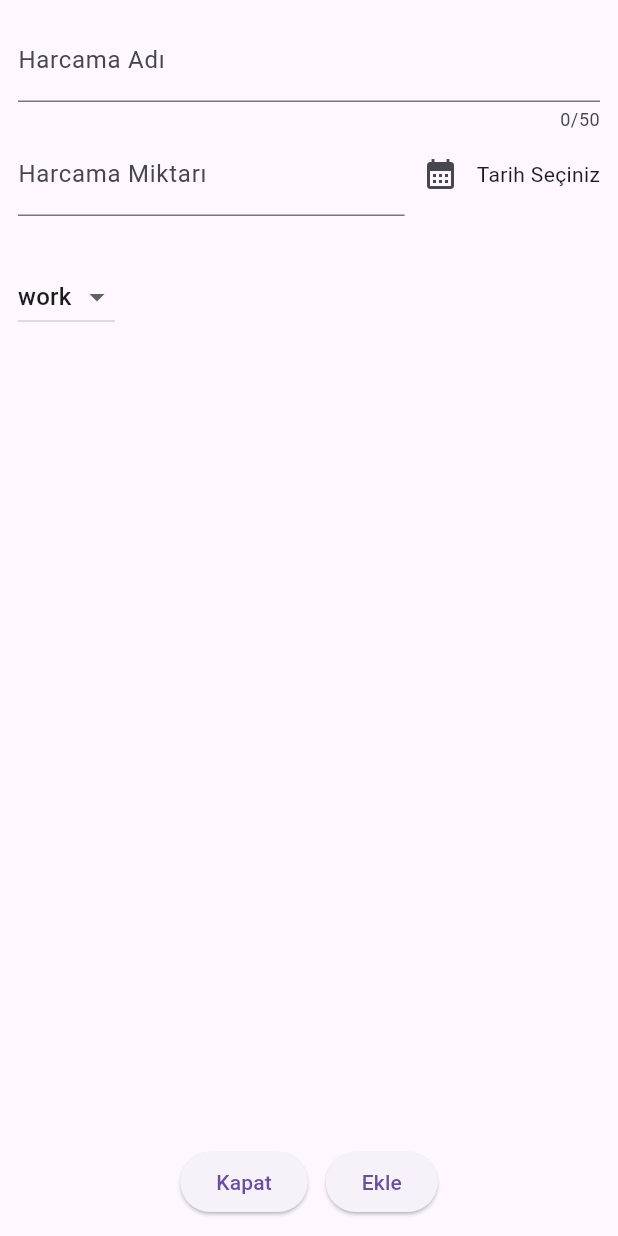
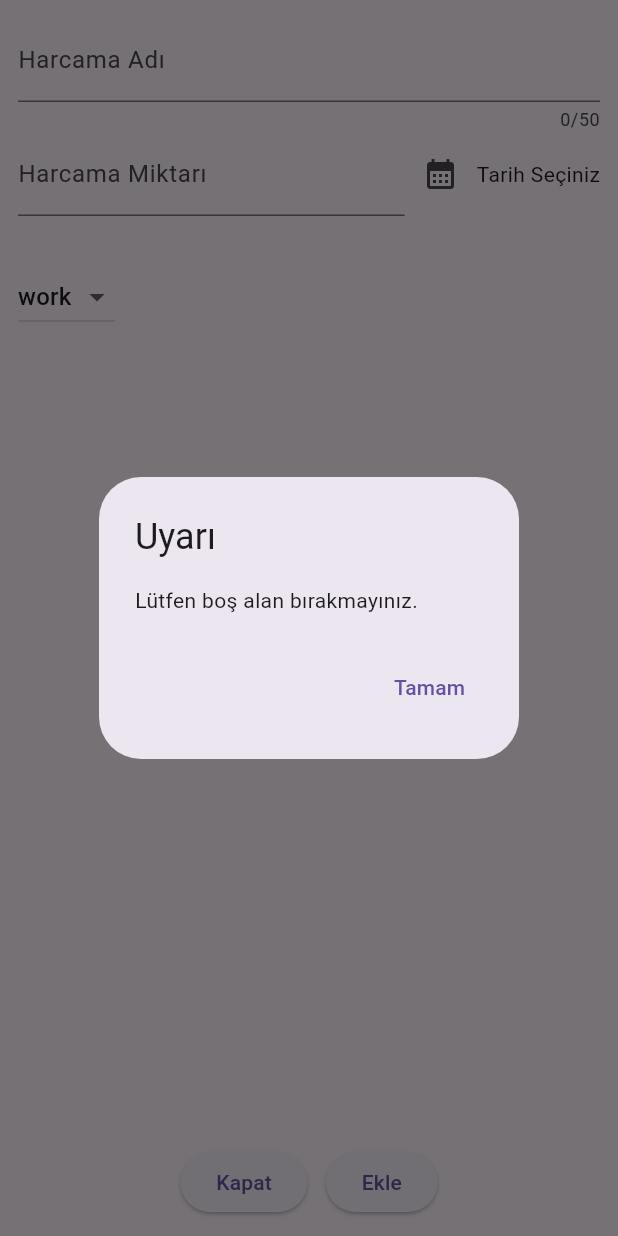
Before and after one commit to beyzakoser/flutter-workshops, a Flutter app: the NewExpense widget shown alone on an empty page, opened directly, after a tap on "Ekle", on a phone screen of 412 x 824 dp. Run offline on Flutter 3.47's test engine with Material 2 defaults, Android fonts, the phone set to English and light mode, and no system bars.

Commit message:
first commit
ekle butonuna basıldığında listeye eklendi,alanlar boşaltıldı, price alanına sayı dışı veri girişi kontrolü yapıldı

```diff
--- a/workshop8/expenseapp/lib/main.dart
+++ b/workshop8/expenseapp/lib/main.dart
@@ -5,5 +5,6 @@ import 'package:flutter/material.dart';
 //Expense ekleme dialog'unda kaydet butonunun form valid olduğu durumda veriler arasına yeni veriyi ekleme işlemini handle ediniz.
 
 void main() {
-  runApp(MaterialApp(theme: ThemeData(useMaterial3: true), home: MainPage()));
+  runApp(MaterialApp(
+      theme: ThemeData(useMaterial3: true), home: const MainPage()));
 }
--- a/workshop8/expenseapp/lib/widgets/new_expense.dart
+++ b/workshop8/expenseapp/lib/widgets/new_expense.dart
@@ -1,6 +1,6 @@
 import 'package:expenseapp/models/expense.dart';
-import 'package:expenseapp/pages/main_page.dart';
 import 'package:flutter/material.dart';
+import 'package:flutter/services.dart';
 import 'package:intl/intl.dart';
 
 class NewExpense extends StatefulWidget {
@@ -21,16 +21,6 @@ class _NewExpenseState extends State<NewExpense> {
     DateTime today = DateTime.now(); // 16.11.2023
 
     DateTime oneYearAgo = DateTime(today.year - 1, today.month, today.day);
-    // showDatePicker(
-    //         context: context,
-    //         initialDate: today,
-    //         firstDate: oneYearAgo,
-    //         lastDate: today)
-    // .then((value) {
-    //   async işlemden cevap ne zaman gelirse bu bloğu çalıştır..
-    //   print(value);
-    // });
-    // async function => await etmek
 
     DateTime? selectedDate = await showDatePicker(
         context: context,
@@ -41,6 +31,7 @@ class _NewExpenseState extends State<NewExpense> {
       _selectedDate = selectedDate;
     });
     print("Merhaba");
+
     // sync => bir satır çalışmasını bitirmeden alt satıra geçemez.
     // async => async olan satır sadece tetiklenir kod aşağıya doğru çalışmaya devam eder
   }
@@ -50,12 +41,12 @@ class _NewExpenseState extends State<NewExpense> {
     return Container(
       width: double.infinity,
       child: Padding(
-        padding: EdgeInsets.all(12.0),
+        padding: const EdgeInsets.all(12.0),
         child: Column(children: [
           TextField(
             controller: _expenseNameController,
             maxLength: 50,
-            decoration: InputDecoration(labelText: "Harcama Adı"),
+            decoration: const InputDecoration(labelText: "Harcama Adı"),
           ),
           Row(
             children: [
@@ -63,6 +54,10 @@ class _NewExpenseState extends State<NewExpense> {
                 child: TextField(
                   controller: _expensePriceController,
                   keyboardType: TextInputType.number,
+                  inputFormatters: <TextInputFormatter>[
+                    FilteringTextInputFormatter
+                        .digitsOnly, //sadece sayı girişi yapılabilecek
+                  ],
                   decoration: const InputDecoration(
                       labelText: "Harcama Miktarı", prefixText: "₺"),
                 ),
@@ -110,20 +105,49 @@ class _NewExpenseState extends State<NewExpense> {
               ),
               ElevatedButton(
                   onPressed: () {
-                    //addexpenses adındaki listeye ekledim eklenen harcama bilgilerini
-                    //bu listeyi main_page sayfasına göndereceğim
+                    if (_selectedDate == null ||
+                        _expenseNameController.text.isEmpty ||
+                        _expensePriceController.text.isEmpty) {
+                      //boş alan bırakıldıysa alert göster
+                      AlertDialog alert = AlertDialog(
+                        title: const Text("Uyarı"),
+                        content: const Text("Lütfen boş alan bırakmayınız."),
+                        actions: [
+                          TextButton(
+                            child: const Text("Tamam"),
+                            onPressed: () {
+                              Navigator.pop(context);
+                            },
+                          ),
+                        ],
+                      );
+
+                      showDialog(
+                        context: context,
+                        builder: (BuildContext context) {
+                          return alert;
+                        },
+                      );
+                    } else {
+                      setState(() {
+                        //yeni harcamayı listeye ekledim
                         addexpenses.add(Expense(
                             name: _expenseNameController.text,
                             price: double.parse(_expensePriceController.text),
                             date: _selectedDate!,
                             category: _selectedCategory));
 
+                        //Her ekle butonuna basıldığında alanları boşalttım
+                        _expenseNameController.text = "";
+                        _expensePriceController.text = "";
+                        _selectedDate = DateTime.now();
+
                         print(
-                        "liste name:${_expenseNameController.text} price: ${double.parse(_expensePriceController.text)} date: ${_selectedDate} cat: ${_selectedCategory}");
-                    print(
-                        "Kaydedilen değer: ${_expenseNameController.text} ${_expensePriceController.text} ${DateFormat.yMd().format(_selectedDate!)} ${_selectedCategory.name}");
+                            "liste: ${addexpenses.map((e) => e.name)}"); //listeyi görmek için
+                      });
+                    }
                   },
-                  child: Text("Ekle")),
+                  child: const Text("Ekle")),
             ],
           ),
         ]),
```
Also changed, not shown: workshop8/expenseapp/lib/pages/expenses_page.dart (+3 -18 lines), workshop8/expenseapp/lib/pages/main_page.dart (+2 -19 lines), 7 other files. Lines whose indentation alone changed are shown as unchanged.
